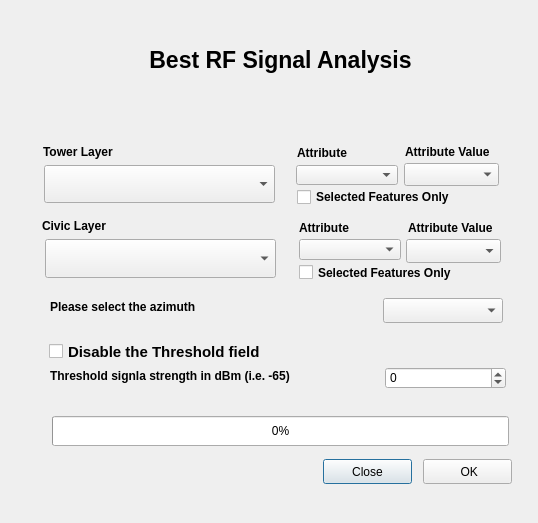
The window that signal_analysis_dialog_base.ui (FarhanSE/Signal_Analysis) describes before a commit, drawn with Qt 5.
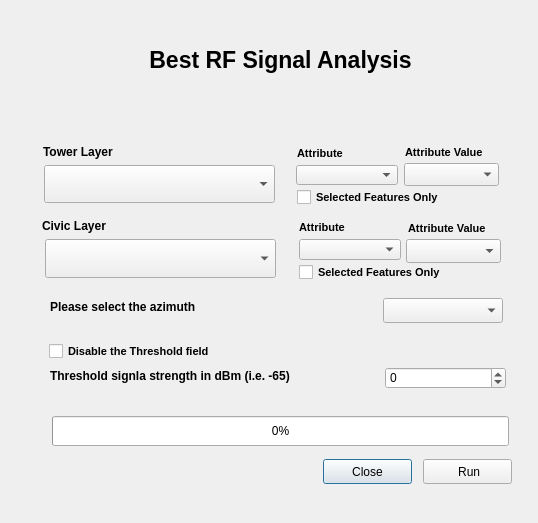
The same window after the commit. Icons and pictures are not drawn. Custom widgets are drawn as their Qt base class.

Commit message: chnaged the UI, and changed the layer name

Diff of the .ui file:
```diff
--- a/signal_analysis_dialog_base.ui
+++ b/signal_analysis_dialog_base.ui
@@ -24,7 +24,7 @@
    </property>
    <property name="font">
     <font>
-     <pointsize>9</pointsize>
+     <pointsize>8</pointsize>
      <weight>75</weight>
      <bold>true</bold>
     </font>
@@ -44,7 +44,7 @@
    </property>
    <property name="font">
     <font>
-     <pointsize>9</pointsize>
+     <pointsize>8</pointsize>
      <weight>75</weight>
      <bold>true</bold>
     </font>
@@ -64,7 +64,7 @@
    </property>
    <property name="font">
     <font>
-     <pointsize>9</pointsize>
+     <pointsize>8</pointsize>
      <weight>75</weight>
      <bold>true</bold>
     </font>
@@ -84,7 +84,7 @@
    </property>
    <property name="font">
     <font>
-     <pointsize>9</pointsize>
+     <pointsize>8</pointsize>
      <weight>75</weight>
      <bold>true</bold>
     </font>
@@ -104,7 +104,7 @@
    </property>
    <property name="font">
     <font>
-     <pointsize>9</pointsize>
+     <pointsize>8</pointsize>
      <weight>75</weight>
      <bold>true</bold>
     </font>
@@ -202,7 +202,7 @@
    </property>
    <property name="font">
     <font>
-     <pointsize>9</pointsize>
+     <pointsize>8</pointsize>
      <weight>75</weight>
      <bold>true</bold>
     </font>
@@ -247,7 +247,7 @@
     </rect>
    </property>
    <property name="text">
-    <string> OK</string>
+    <string> Run</string>
    </property>
    <property name="icon">
     <iconset>
@@ -379,7 +379,7 @@
    </property>
    <property name="font">
     <font>
-     <pointsize>11</pointsize>
+     <pointsize>8</pointsize>
      <weight>75</weight>
      <bold>true</bold>
     </font>
```
Left out of the diff: 2 changed lines with no effect on the pictures. The commit also changes 2 other files.
